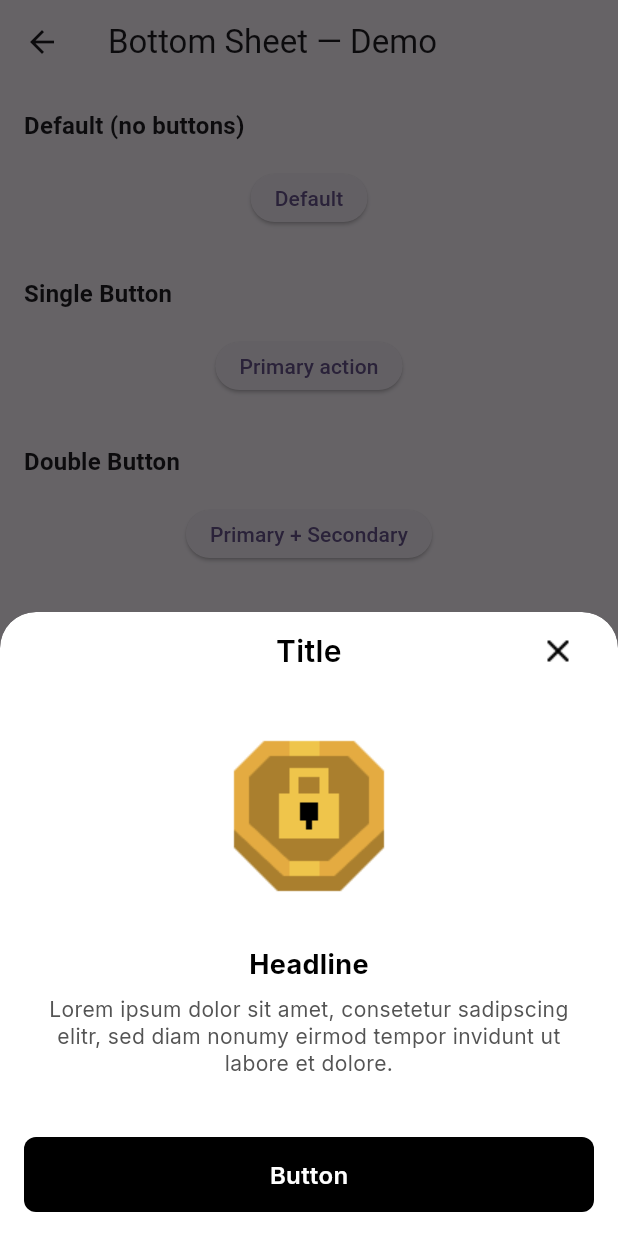
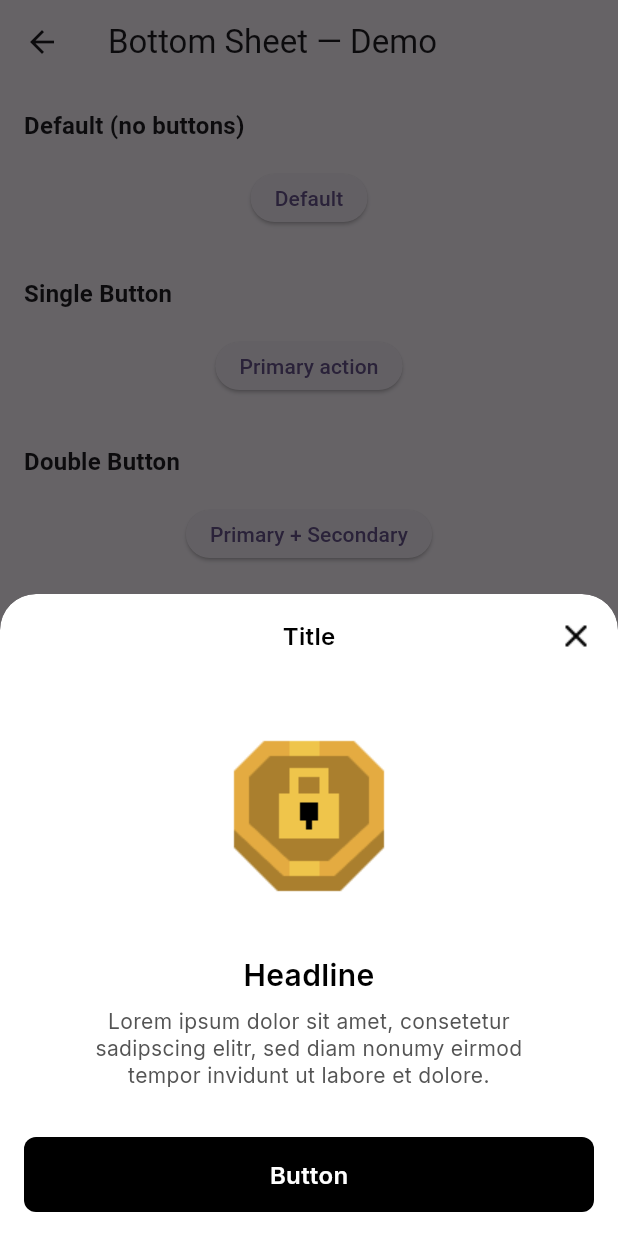
Before and after one commit to dynamiclayer/dynamiclayer-flutter, a Flutter app: the DemoBottomSheetPage screen opened directly, after a tap on "Primary action", on a phone screen of 412 x 824 dp. Run offline on Flutter 3.47's test engine with Material 3 defaults, Android fonts, the light colour scheme and no system bars; our stand-ins replace flutter_svg, google_fonts.

Commit message:
bottom sheet and altert box done

```diff
--- a/lib/demo/DemoAlertPage.dart
+++ b/lib/demo/DemoAlertPage.dart
@@ -14,7 +14,7 @@ class DemoAlertPage extends StatelessWidget {
       body: ListView(
         padding: const EdgeInsets.all(16),
         children: [
-          const _Section('Inline cards'),
+          const _Section('Inline cards, with two close button is false'),
           const SizedBox(height: 8),
           _PreviewBox(
             child: Wrap(
@@ -25,6 +25,7 @@ class DemoAlertPage extends StatelessWidget {
                   type: DLAlertType.error,
                   title: 'Headline',
                   description: _lorem,
+                  showClose: false,
                 ),
                 DynamicLayers.alert(
                   type: DLAlertType.success,
@@ -35,6 +36,7 @@ class DemoAlertPage extends StatelessWidget {
                   type: DLAlertType.warning,
                   title: 'Headline',
                   description: _lorem,
+                  showClose: false,
                 ),
                 DynamicLayers.alert(
                   type: DLAlertType.info,
--- a/lib/src/components/alerts/dl_alert.dart
+++ b/lib/src/components/alerts/dl_alert.dart
@@ -1,4 +1,5 @@
 import 'package:flutter/material.dart';
+import 'package:flutter_svg/flutter_svg.dart';
 import '../../../dynamiclayers.dart';
 import '../../../generated/assets.dart';
 
@@ -79,7 +80,7 @@ class DLAlert extends StatelessWidget {
 
   final List<BoxShadow>? shadow;
 
-  static const double _closeHitSize = 24; // 24 icon + 16 + 16 padding
+  static const double _closeHitSize = 56; // exact 56×56 hit target
   bool get _shouldShowClose => showClose ?? close;
 
   // Inter defaults for your tokens (override if you pipe in DLTypos)
@@ -181,40 +182,36 @@ class DLAlert extends StatelessWidget {
     );
   }
 
-  // Figma PNGs
+  // SVG badge icons
   Widget _buildBadgeIcon(DLAlertType type, double size) {
     switch (type) {
       case DLAlertType.error:
-        return Image.asset(
+        return SvgPicture.asset(
           Assets.alertsCircleAlert,
           width: size,
           height: size,
           fit: BoxFit.contain,
-          filterQuality: FilterQuality.high,
         );
       case DLAlertType.success:
-        return Image.asset(
+        return SvgPicture.asset(
           Assets.alertsCircleCheck,
           width: size,
           height: size,
           fit: BoxFit.contain,
-          filterQuality: FilterQuality.high,
         );
       case DLAlertType.warning:
-        return Image.asset(
+        return SvgPicture.asset(
           Assets.alertsAlertTriangleFilled,
           width: size,
           height: size,
           fit: BoxFit.contain,
-          filterQuality: FilterQuality.high,
         );
       case DLAlertType.info:
-        return Image.asset(
+        return SvgPicture.asset(
           Assets.alertsInfo,
           width: size,
           height: size,
           fit: BoxFit.contain,
-          filterQuality: FilterQuality.high,
         );
     }
   }
@@ -350,7 +347,7 @@ class DLAlert extends StatelessWidget {
   );
 }
 
-/// Close button with exact 56×56 hit area and a 24px Figma PNG centered.
+/// Close button with exact 56×56 hit area and a 24px SVG centered.
 class _CloseButton extends StatelessWidget {
   const _CloseButton({required this.size, required this.iconSize, this.onTap});
 
@@ -370,12 +367,11 @@ class _CloseButton extends StatelessWidget {
           width: size,
           height: size,
           child: Center(
-            child: Image.asset(
+            child: SvgPicture.asset(
               Assets.alertsCircleX,
               width: iconSize,
               height: iconSize,
               fit: BoxFit.contain,
-              filterQuality: FilterQuality.high,
             ),
           ),
         ),
--- a/lib/src/components/bottom_sheet/dl_bottom_sheet.dart
+++ b/lib/src/components/bottom_sheet/dl_bottom_sheet.dart
@@ -1,3 +1,4 @@
+import 'package:dynamiclayer_flutter/src/tokens/dl_font_size.dart';
 import 'package:flutter/material.dart';
 import '../../../dynamiclayers.dart';
 import '../../../generated/assets.dart';
@@ -137,7 +138,7 @@ class DLBottomSheet extends StatelessWidget {
       color: Colors.transparent,
       child: SafeArea(
         top: false,
-        bottom: false, // no bottom safe-area padding strip
+        bottom: true, // no bottom safe-area padding strip
         child: AnimatedPadding(
           duration: const Duration(milliseconds: 150),
           curve: Curves.easeOut,
@@ -240,60 +241,46 @@ class _Body extends StatelessWidget {
 
   @override
   Widget build(BuildContext context) {
-    final maxH = MediaQuery.of(context).size.height * 0.9;
+    final maxH = (MediaQuery.of(context).size.height * 0.9);
 
     return Column(
       mainAxisSize: MainAxisSize.min,
       children: [
         // Header (dynamic height; no fixed SizedBox)
-        Padding(
-          padding: const EdgeInsets.symmetric(vertical: 12, horizontal: 16),
-          child: Stack(
+        Row(
+          mainAxisAlignment: MainAxisAlignment.spaceBetween,
           children: [
             // Title center-aligned, with side paddings so it won't collide with the close button.
-              Align(
-                alignment: Alignment.center,
-                child: Padding(
-                  padding: const EdgeInsets.symmetric(horizontal: 56.0),
+            SizedBox(width: 56, height: 56),
+            Padding(
+              padding: EdgeInsets.all(DLSpacing.p16),
               child: Text(
                 title,
-                    maxLines: 2,
+                maxLines: 1,
                 overflow: TextOverflow.ellipsis,
                 textAlign: TextAlign.center,
-                    style: DLTypos.textXlSemibold(
-                      color: DLColors.black,
-                    ).copyWith(fontWeight: FontWeight.w600),
+                style: DLTypos.textBaseSemibold(color: DLColors.black).copyWith(
+                  fontWeight: FontWeight.w600,
+                  fontSize: DlFontSize.f3,
                 ),
               ),
             ),
             if (showClose)
-                Positioned(
-                  right: 0,
-                  top: 0,
-                  bottom: 0,
-                  child: SizedBox(
-                    // keep a good tap target without fixing the whole header height
-                    width: 48,
-                    child: Material(
+              InkWell(
+                onTap: () => Navigator.of(context).maybePop(),
+                child: Container(
                   color: Colors.transparent,
-                      child: InkWell(
-                        onTap: () => Navigator.of(context).maybePop(),
-                        child: Center(
+                  padding: EdgeInsets.all(DLSpacing.p16),
                   child: Image.asset(
                     Assets.bottomSheetX,
                     width: 24,
                     height: 24,
-                            fit: BoxFit.contain,
-                          ),
-                        ),
-                      ),
+                    // fit: BoxFit.fill,
                   ),
                 ),
               ),
           ],
         ),
-        ),
-
         // Middle content
         ConstrainedBox(
           constraints: BoxConstraints(maxHeight: maxH),
@@ -303,7 +290,7 @@ class _Body extends StatelessWidget {
             child: Column(
               mainAxisSize: MainAxisSize.min,
               children: [
-                const SizedBox(height: 24),
+                SizedBox(height: DLSpacing.p32),
                 illustration ??
                     SizedBox(
                       width: 120,
@@ -313,22 +300,33 @@ class _Body extends StatelessWidget {
                         fit: BoxFit.contain,
                       ),
                     ),
-                const SizedBox(height: 24),
+
+                Padding(
+                  padding: const EdgeInsets.symmetric(
+                    horizontal: DLSpacing.p16,
+                    vertical: DLSpacing.p32,
+                  ),
+                  child: Column(
+                    children: [
                       if (showHeadline)
                         Text(
                           headlineText,
                           textAlign: TextAlign.center,
-                    style: DLTypos.textLgBold(color: DLColors.black),
+                          style: DLTypos.textXlSemibold(
+                            color: DLColors.black,
+                          ).copyWith(fontSize: DlFontSize.f5),
                         ),
                       if (showDescription) ...[
-                  const SizedBox(height: 8),
+                        SizedBox(height: DLSpacing.p8),
                         Text(
                           descriptionText,
                           textAlign: TextAlign.center,
                           style: DLTypos.textSmRegular(color: DLColors.grey600),
                         ),
                       ],
-                const SizedBox(height: 24),
+                    ],
+                  ),
+                ),
               ],
             ),
           ),
@@ -337,7 +335,12 @@ class _Body extends StatelessWidget {
         // Buttons (separator removed; height adapts to content)
         if (type != DLBottomSheetType.defaultType)
           Padding(
-            padding: const EdgeInsets.symmetric(horizontal: 16, vertical: 16),
+            padding: const EdgeInsets.fromLTRB(
+              DLSpacing.p16,
+              DLSpacing.p0,
+              DLSpacing.p16,
+              DLSpacing.p16,
+            ),
             child: _buildButtons(),
           ),
       ],
@@ -370,7 +373,7 @@ class _Body extends StatelessWidget {
               width: double.infinity,
               fixedWidth: true,
             ),
-            const SizedBox(height: 16),
+            const SizedBox(height: DLSpacing.p16),
             DLButton(
               type: secondaryType,
               label: secondaryLabel,
```
Also changed, not shown: assets/alerts/alert-triangle-filled.svg (added), assets/alerts/alert_triangle_filled.png (deleted), assets/alerts/circle_alert.png (deleted), assets/alerts/circle_alert.svg (added), assets/alerts/circle_check.png (deleted), assets/alerts/circle_check.svg (added), assets/alerts/circle_x.png (deleted), assets/alerts/circle_x.svg (added), assets/alerts/info.png (deleted), assets/alerts/info.svg (added), lib/generated/assets.dart. Lines whose indentation alone changed are shown as unchanged.
